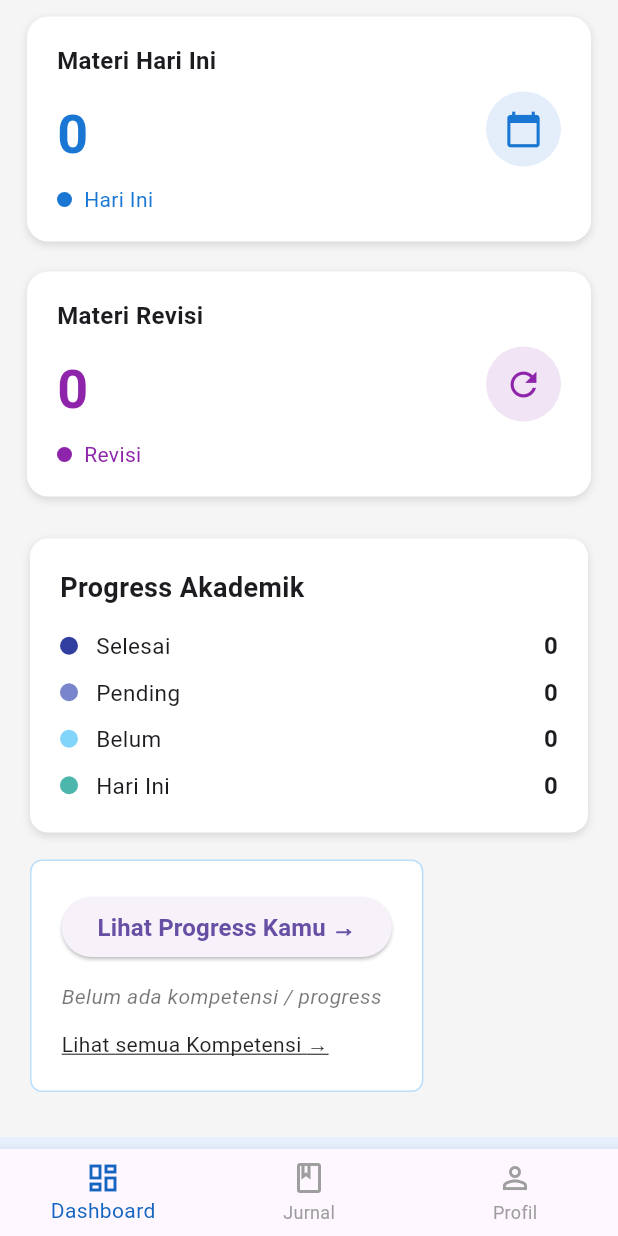
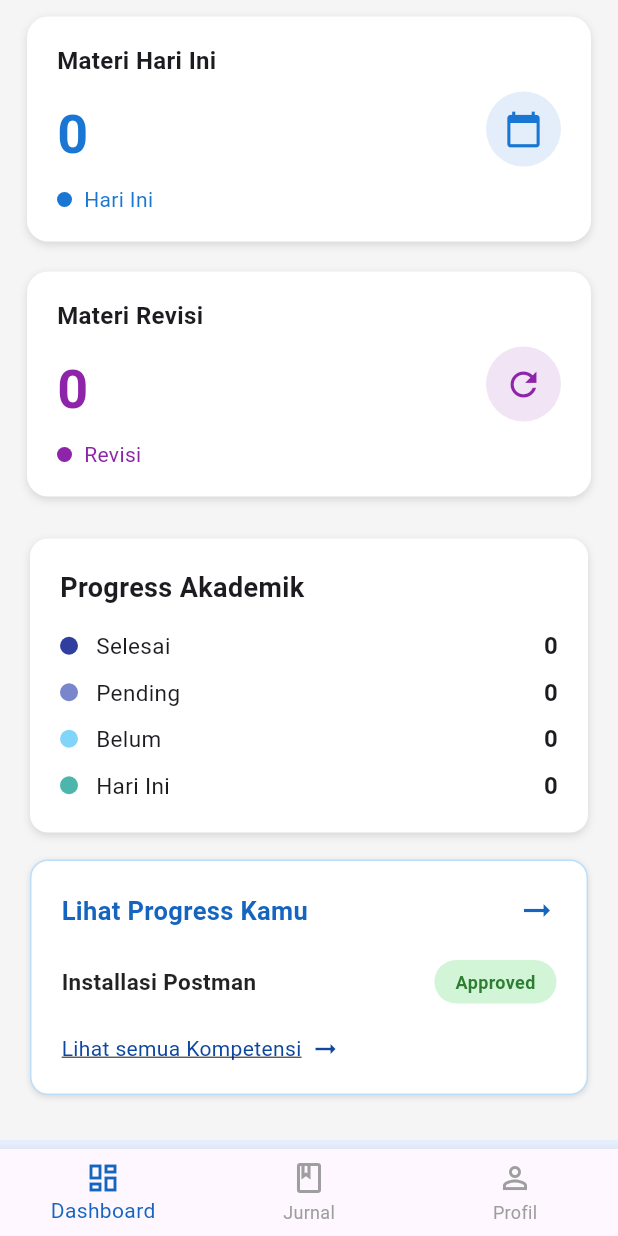
Before and after one commit to en8866/Jurnalku-flutter, a Flutter app: the DashboardPage screen opened directly, scrolled down 1728 dp, on a phone screen of 412 x 824 dp. Run offline on Flutter 3.47's test engine with Material 3 defaults, Android fonts, the phone set to English and light mode, and no system bars; network calls fail.

Commit message:
fix progress

```diff
--- a/lib/Dashboard.dart
+++ b/lib/Dashboard.dart
@@ -291,43 +291,103 @@ class _DashboardPageState extends State<DashboardPage> {
           child: Container(
             padding: const EdgeInsets.all(20),
             decoration: BoxDecoration(
+              color: Colors.white,
+              borderRadius: BorderRadius.circular(12),
               border: Border.all(color: Colors.blue.shade100),
-                  borderRadius: BorderRadius.circular(8),
-                  color: Colors.white,
+              boxShadow: const [
+                BoxShadow(
+                  color: Colors.black12,
+                  blurRadius: 3,
+                  offset: Offset(0, 1),
+                )
+              ],
             ),
             child: Column(
               crossAxisAlignment: CrossAxisAlignment.start,
               children: [
-                    ElevatedButton(
-                      onPressed: () {
+                // ========== TITLE CLICKABLE (BLUE TEXT WITH ARROW) ==========
+                GestureDetector(
+                  onTap: () {
                     Navigator.push(
                       context,
                       MaterialPageRoute(
-                              builder: (context) =>
-                                  const ProgressBelajarPage()),
+                        builder: (context) => const ProgressBelajarPage(),
+                      ),
                     );
                   },
-                      child: const Text(
-                        "Lihat Progress Kamu →",
+                  child: Row(
+                    mainAxisAlignment: MainAxisAlignment.spaceBetween,
+                    children: [
+                      Text(
+                        "Lihat Progress Kamu",
                         style: TextStyle(
-                            fontSize: 16, fontWeight: FontWeight.bold),
+                          color: Colors.blue.shade800,
+                          fontSize: 17,
+                          fontWeight: FontWeight.bold,
                         ),
                       ),
-                    const SizedBox(height: 12),
+                      Icon(Icons.arrow_right_alt,
+                          color: Colors.blue.shade800, size: 26),
+                    ],
+                  ),
+                ),
+
+                const SizedBox(height: 20),
+
+                // ========== PROGRESS ITEM (SAMA SEPERTI DI FOTO) ==========
+                Row(
+                  mainAxisAlignment: MainAxisAlignment.spaceBetween,
+                  children: [
                     const Text(
-                      "Belum ada kompetensi / progress",
+                      "Installasi Postman",
                       style: TextStyle(
-                          fontStyle: FontStyle.italic,
-                          color: Colors.black54),
-                    ),
-                    const SizedBox(height: 12),
-                    const Text(
-                      "Lihat semua Kompetensi →",
-                      style: TextStyle(
-                        decoration: TextDecoration.underline,
+                        fontSize: 15,
+                        fontWeight: FontWeight.w600,
                         color: Colors.black87,
                       ),
-                    )
+                    ),
+                    Container(
+                      padding: const EdgeInsets.symmetric(
+                          horizontal: 14, vertical: 6),
+                      decoration: BoxDecoration(
+                        color: const Color(0xFFD1F5D6),
+                        borderRadius: BorderRadius.circular(20),
+                      ),
+                      child: const Text(
+                        "Approved",
+                        style: TextStyle(
+                          color: Color(0xFF2E7D32),
+                          fontWeight: FontWeight.bold,
+                          fontSize: 12,
+                        ),
+                      ),
+                    ),
+                  ],
+                ),
+
+                const SizedBox(height: 20),
+
+                // ========== LINK LIHAT KOMPETENSI ==========
+                GestureDetector(
+                  onTap: () {
+                    // TODO: Masuk ke halaman Kompetensi
+                  },
+                  child: Row(
+                    children: [
+                      Text(
+                        "Lihat semua Kompetensi",
+                        style: TextStyle(
+                          color: Colors.blue.shade900,
+                          fontSize: 14,
+                          decoration: TextDecoration.underline,
+                        ),
+                      ),
+                      const SizedBox(width: 6),
+                      Icon(Icons.arrow_right_alt,
+                          color: Colors.blue.shade900, size: 20),
+                    ],
+                  ),
+                ),
               ],
             ),
           ),
```
Lines whose indentation alone changed are shown as unchanged.
